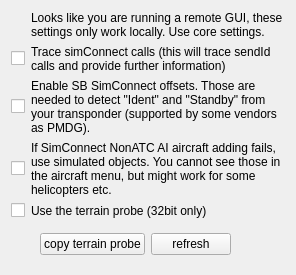
swift-project/pilotclient, file src/plugins/simulator/fsxcommon/fsxsettingscomponent.ui: the form before one commit.
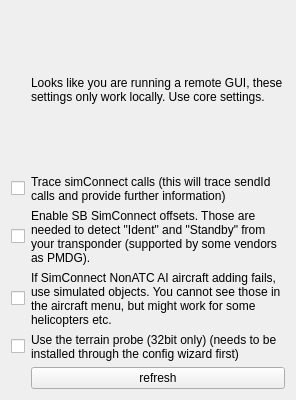
The form after the commit.

Patch:
```diff
--- a/src/plugins/simulator/fsxcommon/fsxsettingscomponent.ui
+++ b/src/plugins/simulator/fsxcommon/fsxsettingscomponent.ui
@@ -7,7 +7,7 @@
     <x>0</x>
     <y>0</y>
     <width>296</width>
-    <height>275</height>
+    <height>400</height>
    </rect>
   </property>
   <property name="windowTitle">
@@ -59,42 +59,19 @@
     </widget>
    </item>
    <item row="6" column="2">
-    <widget class="QWidget" name="wi_Buttons" native="true">
-     <layout class="QHBoxLayout" name="horizontalLayout">
-      <item alignment="Qt::AlignRight">
-       <widget class="QPushButton" name="pb_CopyTerrainProbe">
-        <property name="text">
-         <string>copy terrain probe</string>
-        </property>
-       </widget>
-      </item>
-      <item alignment="Qt::AlignRight">
-       <widget class="QPushButton" name="pb_Refresh">
-        <property name="text">
-         <string>refresh</string>
-        </property>
-       </widget>
-      </item>
-      <item>
-       <spacer name="hs_Buttons">
-        <property name="orientation">
-         <enum>Qt::Horizontal</enum>
-        </property>
-        <property name="sizeHint" stdset="0">
-         <size>
-          <width>40</width>
-          <height>20</height>
-         </size>
-        </property>
-       </spacer>
-      </item>
-     </layout>
+    <widget class="QPushButton" name="pb_Refresh">
+     <property name="text">
+      <string>refresh</string>
+     </property>
     </widget>
    </item>
    <item row="5" column="2">
     <widget class="QLabel" name="lbl_TraceTerrainProbe">
      <property name="text">
-      <string>Use the terrain probe (32bit only)</string>
+      <string>Use the terrain probe (32bit only) (needs to be installed through the config wizard first)</string>
+     </property>
+     <property name="wordWrap">
+      <bool>true</bool>
      </property>
     </widget>
    </item>
```
Left out of the diff: 1 changed line with no effect on the pictures.
